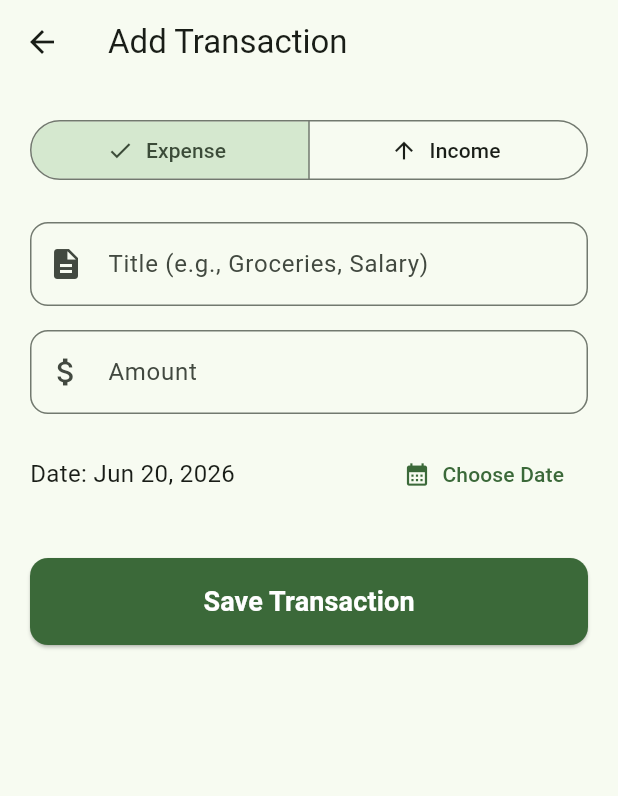
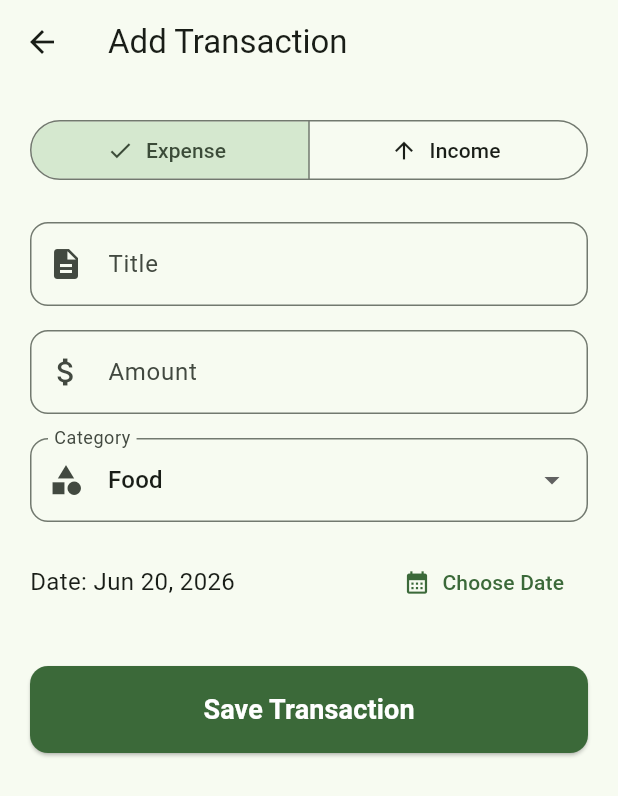
Before and after one commit to Winko12/Expense-Tracker, a Flutter app: the screen it shows after launch, after a tap on the "add" icon, on a phone screen of 412 x 824 dp. Shown: the top 796 px of the screen. Run offline on Flutter 3.47's test engine with Material 3 defaults, Android fonts, the phone set to English and light mode, and no system bars; our stand-ins replace fl_chart, hive, hive_flutter; accounts and stored records are empty.

Commit message:
V2 Complete: Added Bottom Navigation, Icons, and Pie Chart

```diff
--- a/lib/main.dart
+++ b/lib/main.dart
@@ -4,7 +4,7 @@ import 'package:provider/provider.dart';
 
 import 'models/transaction.dart';
 import 'providers/expense_provider.dart';
-import 'screens/home_screen.dart';
+import 'screens/main_screen.dart';
 
 void main() async {
   // Ensure flutter is ready before doing async stuff
@@ -78,7 +78,7 @@ class MyApp extends StatelessWidget {
         );
       },
 
-      home: const HomeScreen(), // We will create this next!
+      home: const MainScreen(), // We will create this next!
     );
   }
 }
--- a/lib/models/transaction.dart
+++ b/lib/models/transaction.dart
@@ -18,7 +18,10 @@ class Transaction extends HiveObject {
   DateTime date;
 
   @HiveField(4)
-  bool isExpense; // true = Expense (money out), false = Income (money in)
+  bool isExpense;
+
+  @HiveField(5)
+  String category;
 
   Transaction({
     required this.id,
@@ -26,5 +29,6 @@ class Transaction extends HiveObject {
     required this.amount,
     required this.date,
     required this.isExpense,
+    required this.category,
   });
 }
--- a/lib/providers/expense_provider.dart
+++ b/lib/providers/expense_provider.dart
@@ -21,6 +21,20 @@ class ExpenseProvider extends ChangeNotifier {
       }
     }
     return balance;
+  }
+
+  Map<String, double> get categoryExpenses {
+    Map<String, double> data = {};
+    for (var tx in _transactions) {
+      if (tx.isExpense) {
+        if (data.containsKey(tx.category)) {
+          data[tx.category] = data[tx.category]! + tx.amount;
+        } else {
+          data[tx.category] = tx.amount;
+        }
+      }
+    }
+    return data;
   }
 
   // Load all saved data from the phone's storage
--- a/lib/screens/add_transaction_screen.dart
+++ b/lib/screens/add_transaction_screen.dart
@@ -16,9 +16,25 @@ class _AddTransactionScreenState extends State<AddTransactionScreen> {
   final _titleController = TextEditingController();
   final _amountController = TextEditingController();
   DateTime _selectedDate = DateTime.now();
-  bool _isExpense = true; // Defaults to Expense
+  bool _isExpense = true;
 
-  // Always remember to dispose controllers when the screen closes!
+  // NEW: Category variables
+  String _selectedCategory = 'Food';
+  final List<String> _expenseCategories = [
+    'Food',
+    'Transport',
+    'Shopping',
+    'Bills',
+    'Entertainment',
+    'Other',
+  ];
+  final List<String> _incomeCategories = [
+    'Salary',
+    'Gift',
+    'Investment',
+    'Other',
+  ];
+
   @override
   void dispose() {
     _titleController.dispose();
@@ -26,7 +42,6 @@ class _AddTransactionScreenState extends State<AddTransactionScreen> {
     super.dispose();
   }
 
-  // Opens the built-in calendar to pick a date
   void _presentDatePicker() async {
     final DateTime? pickedDate = await showDatePicker(
       context: context,
@@ -34,7 +49,6 @@ class _AddTransactionScreenState extends State<AddTransactionScreen> {
       firstDate: DateTime(2020),
       lastDate: DateTime.now(),
     );
-
     if (pickedDate != null) {
       setState(() {
         _selectedDate = pickedDate;
@@ -42,12 +56,10 @@ class _AddTransactionScreenState extends State<AddTransactionScreen> {
     }
   }
 
-  // Validates the form and saves to the database
   void _saveTransaction() {
     final enteredTitle = _titleController.text.trim();
     final enteredAmount = double.tryParse(_amountController.text);
 
-    // Basic Validation: Check if empty or invalid number
     if (enteredTitle.isEmpty || enteredAmount == null || enteredAmount <= 0) {
       ScaffoldMessenger.of(context).showSnackBar(
         const SnackBar(
@@ -58,28 +70,33 @@ class _AddTransactionScreenState extends State<AddTransactionScreen> {
       return;
     }
 
-    // Create the Transaction object
     final newTransaction = Transaction(
-      id: DateTime.now().millisecondsSinceEpoch.toString(), // Unique ID
+      id: DateTime.now().millisecondsSinceEpoch.toString(),
       title: enteredTitle,
       amount: enteredAmount,
       date: _selectedDate,
       isExpense: _isExpense,
+      category: _selectedCategory, // NEW: Save the category!
     );
 
-    // Save using our Provider
     Provider.of<ExpenseProvider>(
       context,
       listen: false,
     ).addTransaction(newTransaction);
-
-    // Close the screen and go back to Home
     Navigator.pop(context);
   }
 
   @override
   Widget build(BuildContext context) {
-    // We use a safe area and a scroll view so the keyboard doesn't cover our inputs
+    // Dynamically change dropdown list based on Income/Expense toggle
+    final currentCategories = _isExpense
+        ? _expenseCategories
+        : _incomeCategories;
+    // Make sure the selected category is actually in the current list
+    if (!currentCategories.contains(_selectedCategory)) {
+      _selectedCategory = currentCategories.first;
+    }
+
     return Scaffold(
       appBar: AppBar(title: const Text('Add Transaction')),
       body: SingleChildScrollView(
@@ -87,7 +104,6 @@ class _AddTransactionScreenState extends State<AddTransactionScreen> {
         child: Column(
           crossAxisAlignment: CrossAxisAlignment.stretch,
           children: [
-            // 1. Income vs Expense Toggle (Material 3 Segmented Button)
             SegmentedButton<bool>(
               segments: const [
                 ButtonSegment(
@@ -108,24 +124,18 @@ class _AddTransactionScreenState extends State<AddTransactionScreen> {
                 });
               },
             ),
-
             const SizedBox(height: 24),
-
-            // 2. Title TextField
             TextField(
               controller: _titleController,
               decoration: InputDecoration(
-                labelText: 'Title (e.g., Groceries, Salary)',
+                labelText: 'Title',
                 prefixIcon: const Icon(Icons.description),
                 border: OutlineInputBorder(
                   borderRadius: BorderRadius.circular(12),
                 ),
               ),
             ),
-
             const SizedBox(height: 16),
-
-            // 3. Amount TextField
             TextField(
               controller: _amountController,
               keyboardType: const TextInputType.numberWithOptions(
@@ -139,10 +149,29 @@ class _AddTransactionScreenState extends State<AddTransactionScreen> {
                 ),
               ),
             ),
+            const SizedBox(height: 16),
+
+            // NEW: Category Dropdown
+            DropdownButtonFormField<String>(
+              initialValue: _selectedCategory,
+              decoration: InputDecoration(
+                labelText: 'Category',
+                prefixIcon: const Icon(Icons.category),
+                border: OutlineInputBorder(
+                  borderRadius: BorderRadius.circular(12),
+                ),
+              ),
+              items: currentCategories.map((String category) {
+                return DropdownMenuItem(value: category, child: Text(category));
+              }).toList(),
+              onChanged: (newValue) {
+                setState(() {
+                  _selectedCategory = newValue!;
+                });
+              },
+            ),
 
             const SizedBox(height: 16),
-
-            // 4. Date Picker Row
             Row(
               children: [
                 Expanded(
@@ -158,10 +187,7 @@ class _AddTransactionScreenState extends State<AddTransactionScreen> {
                 ),
               ],
             ),
-
             const SizedBox(height: 32),
-
-            // 5. Save Button
             ElevatedButton(
               onPressed: _saveTransaction,
               style: ElevatedButton.styleFrom(
--- a/lib/screens/home_screen.dart
+++ b/lib/screens/home_screen.dart
@@ -4,32 +4,42 @@ import 'package:provider/provider.dart';
 
 import '../models/transaction.dart';
 import '../providers/expense_provider.dart';
-import 'add_transaction_screen.dart';
 
 class HomeScreen extends StatelessWidget {
   const HomeScreen({super.key});
 
+  // Helper method to pick the right icon for the category
+  IconData _getCategoryIcon(String category) {
+    switch (category) {
+      case 'Food':
+        return Icons.fastfood;
+      case 'Transport':
+        return Icons.directions_car;
+      case 'Shopping':
+        return Icons.shopping_bag;
+      case 'Bills':
+        return Icons.receipt;
+      case 'Entertainment':
+        return Icons.movie;
+      case 'Salary':
+        return Icons.work;
+      case 'Gift':
+        return Icons.card_giftcard;
+      case 'Investment':
+        return Icons.trending_up;
+      default:
+        return Icons.category;
+    }
+  }
+
   @override
   Widget build(BuildContext context) {
-    return Scaffold(
-      appBar: AppBar(
-        title: const Text(
-          'Dashboard',
-          style: TextStyle(fontWeight: FontWeight.bold),
-        ),
-        elevation: 0,
-      ),
-      // Consumer listens to our ExpenseProvider and rebuilds when data changes!
-      body: Consumer<ExpenseProvider>(
+    return Consumer<ExpenseProvider>(
       builder: (context, provider, child) {
         return Column(
           children: [
-              // 1. The Total Balance Card
             _buildBalanceCard(context, provider.totalBalance),
-
-              const SizedBox(height: 20),
-
-              // 2. The Transactions List Label
+            const SizedBox(height: 10),
             const Padding(
               padding: EdgeInsets.symmetric(horizontal: 20.0),
               child: Align(
@@ -40,17 +50,13 @@ class HomeScreen extends StatelessWidget {
                 ),
               ),
             ),
-
             const SizedBox(height: 10),
-
-              // 3. The List of Transactions
             Expanded(
               child: provider.transactions.isEmpty
                   ? const Center(
                       child: Text(
-                          'No transactions yet.\nTap + to add one!',
-                          textAlign: TextAlign.center,
-                          style: TextStyle(color: Colors.grey, fontSize: 16),
+                        'No transactions yet.',
+                        style: TextStyle(color: Colors.grey),
                       ),
                     )
                   : ListView.builder(
@@ -64,40 +70,20 @@ class HomeScreen extends StatelessWidget {
           ],
         );
       },
-      ),
-      // 4. Floating Action Button to add an expense
-      floatingActionButton: FloatingActionButton(
-        onPressed: () {
-          Navigator.push(
-            context,
-            MaterialPageRoute(
-              builder: (context) => const AddTransactionScreen(),
-            ),
-          );
-        },
-        backgroundColor: Theme.of(context).colorScheme.primary,
-        foregroundColor: Theme.of(context).colorScheme.onPrimary,
-        child: const Icon(Icons.add),
-      ),
     );
   }
 
-  // --- UI WIDGETS ---
-
-  // Widget for the top Balance Card
   Widget _buildBalanceCard(BuildContext context, double balance) {
-    // Format currency (e.g., $ 1,500.00)
     final currencyFormat = NumberFormat.currency(
       symbol: '\$',
       decimalDigits: 2,
     );
-
     return Container(
       margin: const EdgeInsets.all(16.0),
       padding: const EdgeInsets.all(24.0),
       decoration: BoxDecoration(
         color: Theme.of(context).colorScheme.primaryContainer,
-        borderRadius: BorderRadius.circular(24), // Nice rounded corners
+        borderRadius: BorderRadius.circular(24),
       ),
       child: Row(
         children: [
@@ -129,7 +115,6 @@ class HomeScreen extends StatelessWidget {
     );
   }
 
-  // Widget for each transaction in the list
   Widget _buildTransactionTile(
     BuildContext context,
     Transaction tx,
@@ -141,10 +126,9 @@ class HomeScreen extends StatelessWidget {
     );
     final dateFormat = DateFormat('MMM dd, yyyy');
 
-    // Dismissible gives us that satisfying iOS swipe-to-delete feeling!
     return Dismissible(
       key: Key(tx.id),
-      direction: DismissDirection.endToStart, // Swipe right to left
+      direction: DismissDirection.endToStart,
       background: Container(
         color: Colors.red,
         alignment: Alignment.centerRight,
@@ -153,17 +137,15 @@ class HomeScreen extends StatelessWidget {
       ),
       onDismissed: (direction) {
         provider.deleteTransaction(tx);
-        ScaffoldMessenger.of(
-          context,
-        ).showSnackBar(SnackBar(content: Text('${tx.title} deleted')));
       },
       child: ListTile(
         leading: CircleAvatar(
           backgroundColor: tx.isExpense
               ? Colors.redAccent.withOpacity(0.2)
               : Colors.green.withOpacity(0.2),
+          // NEW: We now use the category icon here!
           child: Icon(
-            tx.isExpense ? Icons.arrow_downward : Icons.arrow_upward,
+            _getCategoryIcon(tx.category),
             color: tx.isExpense ? Colors.redAccent : Colors.green,
           ),
         ),
@@ -171,7 +153,8 @@ class HomeScreen extends StatelessWidget {
           tx.title,
           style: const TextStyle(fontWeight: FontWeight.bold),
         ),
-        subtitle: Text(dateFormat.format(tx.date)),
+        // NEW: Show the category name next to the date
+        subtitle: Text('${tx.category} • ${dateFormat.format(tx.date)}'),
         trailing: Text(
           '${tx.isExpense ? '-' : '+'}${currencyFormat.format(tx.amount)}',
           style: TextStyle(
--- /dev/null
+++ b/lib/screens/main_screen.dart
@@ -0,0 +1,72 @@
+import 'package:flutter/material.dart';
+
+import 'add_transaction_screen.dart';
+import 'home_screen.dart';
+import 'stats_screen.dart';
+
+class MainScreen extends StatefulWidget {
+  const MainScreen({super.key});
+
+  @override
+  State<MainScreen> createState() => _MainScreenState();
+}
+
+class _MainScreenState extends State<MainScreen> {
+  int _currentIndex = 0; // 0 = Home, 1 = Stats
+
+  // The screens we can navigate to
+  final List<Widget> _screens = [const HomeScreen(), const StatsScreen()];
+
+  @override
+  Widget build(BuildContext context) {
+    return Scaffold(
+      appBar: AppBar(
+        title: Text(
+          _currentIndex == 0 ? 'Dashboard' : 'Statistics',
+          style: const TextStyle(fontWeight: FontWeight.bold),
+        ),
+        elevation: 0,
+      ),
+
+      // Shows either Home or Stats based on the bottom bar selection
+      body: _screens[_currentIndex],
+
+      // The floating action button stays here so it's on all tabs!
+      floatingActionButton: FloatingActionButton(
+        onPressed: () {
+          Navigator.push(
+            context,
+            MaterialPageRoute(
+              builder: (context) => const AddTransactionScreen(),
+            ),
+          );
+        },
+        backgroundColor: Theme.of(context).colorScheme.primary,
+        foregroundColor: Theme.of(context).colorScheme.onPrimary,
+        child: const Icon(Icons.add),
+      ),
+
+      // The modern Bottom Navigation Bar
+      bottomNavigationBar: NavigationBar(
+        selectedIndex: _currentIndex,
+        onDestinationSelected: (int index) {
+          setState(() {
+            _currentIndex = index;
+          });
+        },
+        destinations: const [
+          NavigationDestination(
+            icon: Icon(Icons.home_outlined),
+            selectedIcon: Icon(Icons.home),
+            label: 'Home',
+          ),
+          NavigationDestination(
+            icon: Icon(Icons.pie_chart_outline),
+            selectedIcon: Icon(Icons.pie_chart),
+            label: 'Stats',
+          ),
+        ],
+      ),
+    );
+  }
+}
--- a/pubspec.yaml
+++ b/pubspec.yaml
@@ -37,6 +37,7 @@ dependencies:
   hive: ^2.2.3
   hive_flutter: ^1.1.0
   provider: ^6.1.5+1
+  fl_chart: ^1.2.0
 
 dev_dependencies:
   flutter_test:
```
Also changed, not shown: lib/screens/stats_screen.dart (added, +84 -0 lines), lib/models/transaction.g.dart, pubspec.lock. Lines whose indentation alone changed are shown as unchanged.
